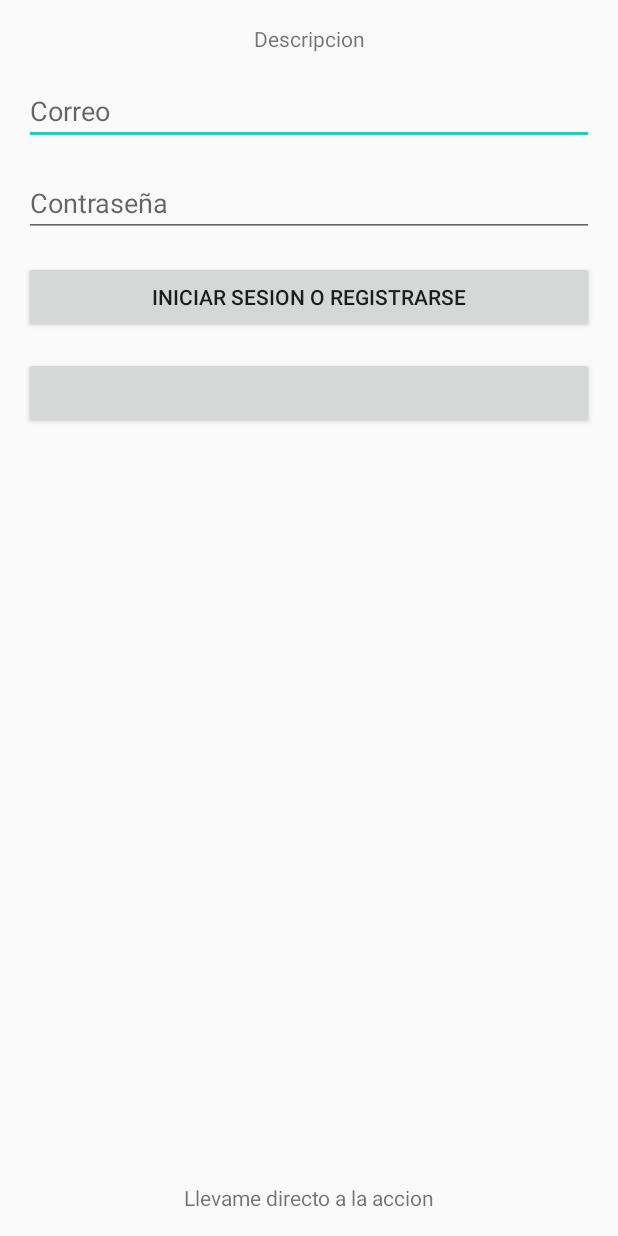
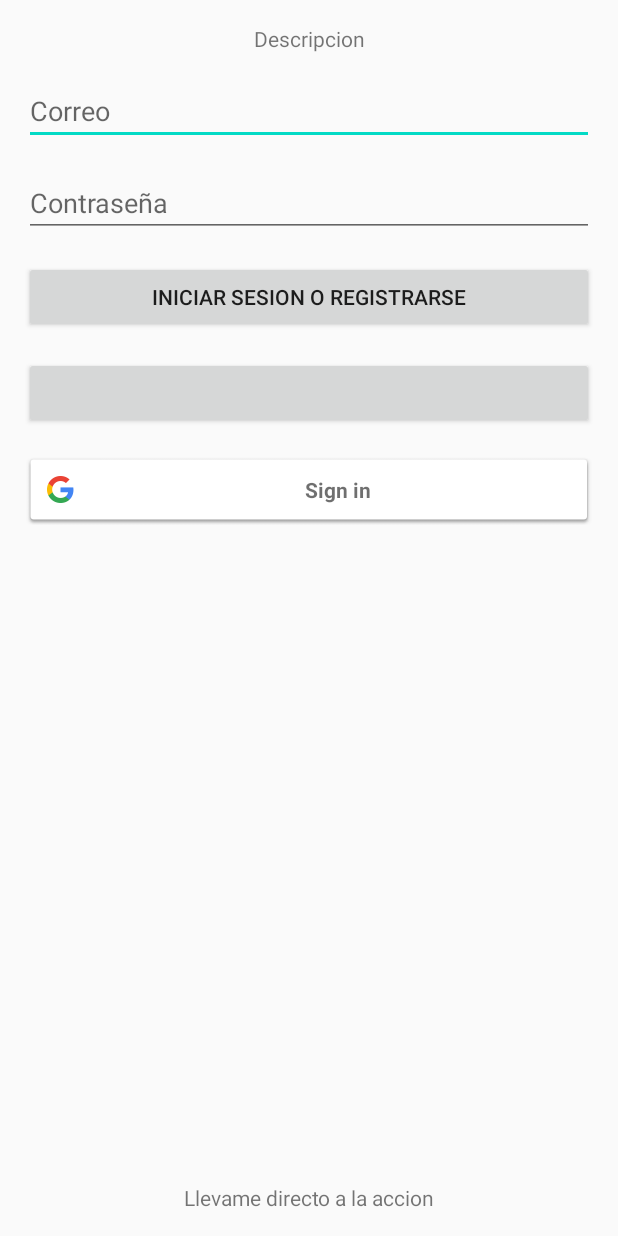
Before and after one commit to michelolvera/Shopping-Clever, an Android app: the screen it shows after launch (MainActivity), on a phone screen of 412 x 824 dp. Run offline under Robolectric (Android 15) with nearby library versions, the phone set to English and light mode, and no system bars; our stand-ins replace Firebase (no records; nobody signed in at launch, a user with empty details on screens opened directly); libraries missing offline, so code that uses them is left out: com.facebook, com.facebook.login; plain views replace LoginButton; 3 statements that could not run were skipped.

Commit message:
Google and Anonymous Login.

```diff
--- a/app/build.gradle
+++ b/app/build.gradle
@@ -35,7 +35,8 @@ dependencies {
     implementation 'com.google.firebase:firebase-analytics-ktx:17.5.0'
     implementation 'com.google.firebase:firebase-database-ktx:19.4.0'
     implementation 'com.google.firebase:firebase-auth-ktx:19.4.0'
-    implementation 'com.facebook.android:facebook-login:[5,6)'
+    implementation 'com.facebook.android:facebook-login:5.15.3'
+    implementation 'com.google.android.gms:play-services-auth:18.1.0'
     testImplementation 'junit:junit:4.12'
     androidTestImplementation 'androidx.test.ext:junit:1.1.2'
     androidTestImplementation 'androidx.test.espresso:espresso-core:3.3.0'
--- a/app/src/main/java/dev/michelolvera/shoppingclever/MainActivity.kt
+++ b/app/src/main/java/dev/michelolvera/shoppingclever/MainActivity.kt
@@ -9,10 +9,11 @@ import com.facebook.CallbackManager
 import com.facebook.FacebookCallback
 import com.facebook.FacebookException
 import com.facebook.login.LoginResult
-import com.google.firebase.auth.FacebookAuthProvider
-import com.google.firebase.auth.FirebaseAuth
-import com.google.firebase.auth.FirebaseAuthInvalidUserException
-import com.google.firebase.auth.FirebaseUser
+import com.google.android.gms.auth.api.signin.GoogleSignIn
+import com.google.android.gms.auth.api.signin.GoogleSignInClient
+import com.google.android.gms.auth.api.signin.GoogleSignInOptions
+import com.google.android.gms.common.api.ApiException
+import com.google.firebase.auth.*
 import com.google.firebase.auth.ktx.auth
 import com.google.firebase.ktx.Firebase
 import kotlinx.android.synthetic.main.activity_main.*
@@ -21,16 +22,25 @@ import kotlinx.android.synthetic.main.activity_main.*
 class MainActivity : AppCompatActivity() {
     private lateinit var auth: FirebaseAuth
     private lateinit var callbackManager: CallbackManager
+    private lateinit var googleSignInClient: GoogleSignInClient
 
     override fun onCreate(savedInstanceState: Bundle?) {
+        super.onCreate(savedInstanceState)
+        setTheme(R.style.AppThemeNoActionBar)
+        setContentView(R.layout.activity_main)
+
         auth = Firebase.auth
-        setTheme(R.style.AppThemeNoActionBar)
-        super.onCreate(savedInstanceState)
-        setContentView(R.layout.activity_main)
 
         // Initialize Facebook Login button
         callbackManager = CallbackManager.Factory.create()
         fbLoginButton.setPermissions("email", "public_profile")
+
+        val gso = GoogleSignInOptions.Builder(GoogleSignInOptions.DEFAULT_SIGN_IN)
+                .requestIdToken(getString(R.string.default_web_client_id))
+                .requestEmail()
+                .build()
+
+        googleSignInClient = GoogleSignIn.getClient(this, gso)
 
         addActivityListeners()
     }
@@ -43,12 +53,25 @@ class MainActivity : AppCompatActivity() {
 
     override fun onActivityResult(requestCode: Int, resultCode: Int, data: Intent?) {
         super.onActivityResult(requestCode, resultCode, data)
-        callbackManager.onActivityResult(requestCode, resultCode, data)
+
+        if (requestCode == GOOGLE_SIGN_IN) {
+            val task = GoogleSignIn.getSignedInAccountFromIntent(data)
+            try {
+                // Google Sign In was successful, authenticate with Firebase
+                val account = task.getResult(ApiException::class.java)!!
+                firebaseAuthWithGoogle(account.idToken!!)
+            } catch (e: ApiException) {
+                Toast.makeText(this, "Error al obtener credenciales de Usuario de Google: ${e}", Toast.LENGTH_SHORT).show()
+            }
+        }else{
+            callbackManager.onActivityResult(requestCode, resultCode, data)
+        }
+
     }
 
     private fun updateUI(user: FirebaseUser?){
         user?.let{
-            Toast.makeText(this, "El usuario Existe y es: ${it.email}", Toast.LENGTH_SHORT).show()
+            Toast.makeText(this, "El usuario Existe y es: ${if (user.isAnonymous) "anonimo" else user.email}", Toast.LENGTH_SHORT).show()
         }
     }
 
@@ -80,6 +103,22 @@ class MainActivity : AppCompatActivity() {
             }
     }
 
+    private fun googleSignIn(){
+        val signInIntent = googleSignInClient.signInIntent
+        startActivityForResult(signInIntent, GOOGLE_SIGN_IN)
+    }
+
+    private fun firebaseAuthWithGoogle(idToken: String) {
+        val credential = GoogleAuthProvider.getCredential(idToken, null)
+        auth.signInWithCredential(credential).addOnCompleteListener(this) { task ->
+            if (task.isSuccessful) {
+                updateUI(auth.currentUser)
+            } else {
+                Toast.makeText(this, "Error al crear Usuario de Google ${task.exception}", Toast.LENGTH_SHORT).show()
+            }
+        }
+    }
+
     private fun handleFacebookAccessToken(token: AccessToken){
         val credential = FacebookAuthProvider.getCredential(token.token)
         auth.signInWithCredential(credential).addOnCompleteListener(this) { task ->
@@ -109,5 +148,27 @@ class MainActivity : AppCompatActivity() {
                 Toast.makeText(this@MainActivity, "Facebook Login Error", Toast.LENGTH_SHORT).show()
             }
         })
+
+        google_button.setOnClickListener {
+            googleSignIn()
+        }
+
+        textViewNoLogin.setOnClickListener {
+            anonymousSignIn()
+        }
+    }
+
+    private fun anonymousSignIn(){
+        auth.signInAnonymously().addOnCompleteListener(this) { task ->
+            if (task.isSuccessful) {
+                updateUI(auth.currentUser)
+            }else{
+                Toast.makeText(this, "Error al crear Usuario Anonimo ${task.exception}", Toast.LENGTH_SHORT).show()
+            }
+        }
+    }
+
+    companion object {
+        private const val GOOGLE_SIGN_IN = 9001
     }
 }
--- a/app/src/main/res/layout/activity_main.xml
+++ b/app/src/main/res/layout/activity_main.xml
@@ -58,6 +58,17 @@
             app:layout_constraintRight_toRightOf="parent"
             />
 
+    <com.google.android.gms.common.SignInButton
+            android:id="@+id/google_button"
+            android:layout_width="match_parent"
+            android:layout_height="wrap_content"
+            android:text="@string/google_button"
+            style="@style/MarginElements"
+            app:layout_constraintTop_toBottomOf="@id/fbLoginButton"
+            app:layout_constraintLeft_toLeftOf="parent"
+            app:layout_constraintRight_toRightOf="parent"
+    />
+
     <TextView
             android:layout_width="wrap_content"
             android:layout_height="wrap_content"
--- a/app/src/main/res/values/strings.xml
+++ b/app/src/main/res/values/strings.xml
@@ -5,6 +5,7 @@
     <string name="mail_hint">Correo</string>
     <string name="password_hint">Contraseña</string>
     <string name="no_register_text">Llevame directo a la accion</string>
+    <string name="google_button">Inicia sesion con Google</string>
 
     <string name="facebook_app_id">1141038416297200</string>
     <string name="fb_login_protocol_scheme">fb1141038416297200</string>
```
